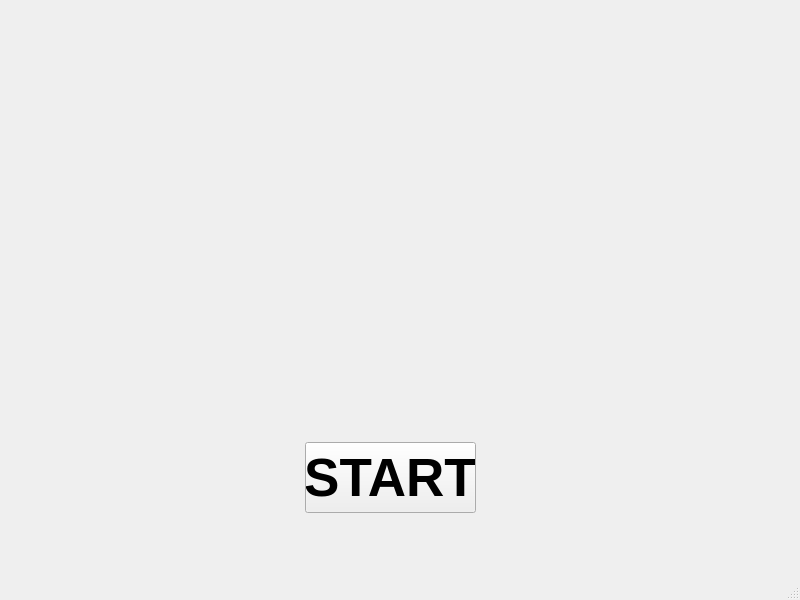
First picture: the form in A9/window.ui, repository DarkoAdair/Projects, before the edit.
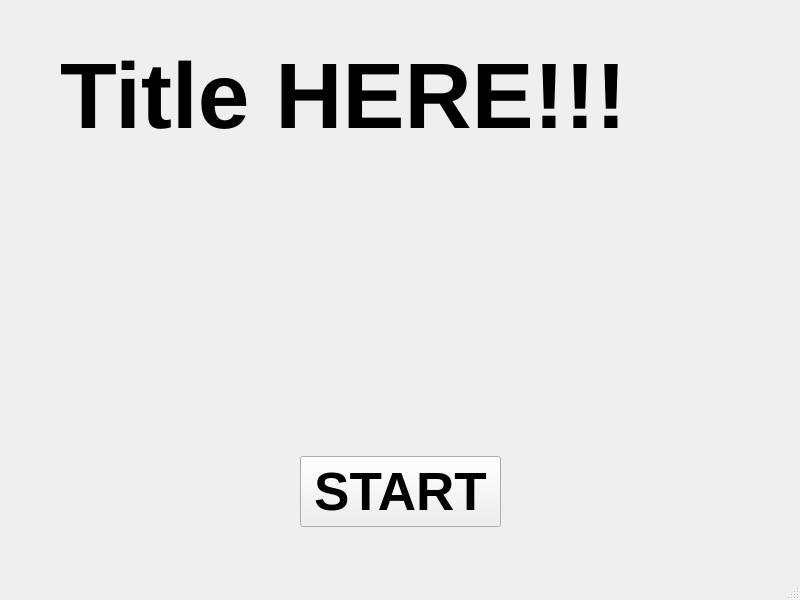
Second picture: the form after the edit.

```diff
--- a/A9/window.ui
+++ b/A9/window.ui
@@ -17,9 +17,9 @@
    <widget class="QPushButton" name="pushButton">
     <property name="geometry">
      <rect>
-      <x>305</x>
-      <y>442</y>
-      <width>171</width>
+      <x>300</x>
+      <y>456</y>
+      <width>201</width>
       <height>71</height>
      </rect>
     </property>
@@ -34,6 +34,40 @@
      <string>START</string>
     </property>
    </widget>
+   <widget class="QLabel" name="gif">
+    <property name="geometry">
+     <rect>
+      <x>290</x>
+      <y>240</y>
+      <width>231</width>
+      <height>201</height>
+     </rect>
+    </property>
+    <property name="text">
+     <string/>
+    </property>
+   </widget>
+   <widget class="QLabel" name="label">
+    <property name="geometry">
+     <rect>
+      <x>60</x>
+      <y>30</y>
+      <width>671</width>
+      <height>131</height>
+     </rect>
+    </property>
+    <property name="font">
+     <font>
+      <pointsize>70</pointsize>
+      <weight>75</weight>
+      <bold>true</bold>
+      <strikeout>false</strikeout>
+     </font>
+    </property>
+    <property name="text">
+     <string>Title HERE!!!</string>
+    </property>
+   </widget>
   </widget>
   <widget class="QMenuBar" name="menubar">
    <property name="geometry">
```
Left out of the diff: 2 changed lines with no effect on the pictures.
